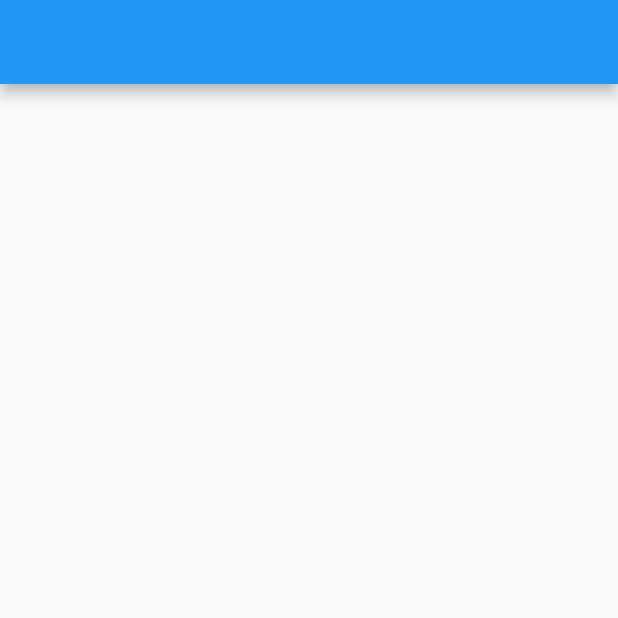
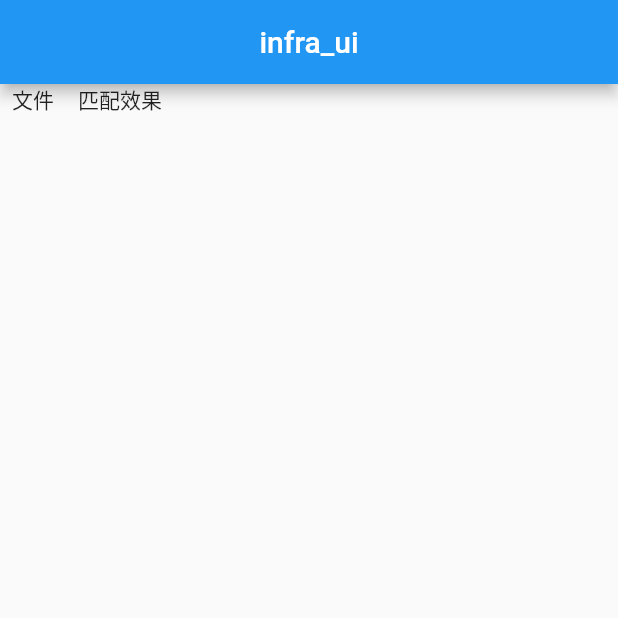
Before and after one commit to srefp/efficient_infra_ui, a Flutter app: the screen it shows after launch, on a phone screen of 412 x 824 dp, the top half of it. Run offline on Flutter 3.47's test engine with Material 2 defaults, Android fonts, the phone set to English and light mode, and no system bars; our stand-ins replace get, google_fonts; missing offline and left inert: bitsdojo_window; Roboto replaces fonts that are missing (HeiTiSlender).

Commit message:
feat: 完成windows_navigation组件（爆破项目）

```diff
--- a/example/analysis_options.yaml
+++ /dev/null
@@ -1,29 +0,0 @@
-# This file configures the analyzer, which statically analyzes Dart code to
-# check for errors, warnings, and lints.
-#
-# The issues identified by the analyzer are surfaced in the UI of Dart-enabled
-# IDEs (https://dart.dev/tools#ides-and-editors). The analyzer can also be
-# invoked from the command line by running `flutter analyze`.
-
-# The following line activates a set of recommended lints for Flutter apps,
-# packages, and plugins designed to encourage good coding practices.
-include: package:flutter_lints/flutter.yaml
-
-linter:
-  # The lint rules applied to this project can be customized in the
-  # section below to disable rules from the `package:flutter_lints/flutter.yaml`
-  # included above or to enable additional rules. A list of all available lints
-  # and their documentation is published at
-  # https://dart-lang.github.io/linter/lints/index.html.
-  #
-  # Instead of disabling a lint rule for the entire project in the
-  # section below, it can also be suppressed for a single line of code
-  # or a specific dart file by using the `// ignore: name_of_lint` and
-  # `// ignore_for_file: name_of_lint` syntax on the line or in the file
-  # producing the lint.
-  rules:
-    # avoid_print: false  # Uncomment to disable the `avoid_print` rule
-    # prefer_single_quotes: true  # Uncomment to enable the `prefer_single_quotes` rule
-
-# Additional information about this file can be found at
-# https://dart.dev/guides/language/analysis-options
--- a/example/lib/main.dart
+++ b/example/lib/main.dart
@@ -1,3 +1,4 @@
+import 'package:efficient_infra_ui/explosion/widgets/win_navigation.dart';
 import 'package:flutter/material.dart';
 
 void main() {
@@ -17,10 +18,19 @@ class MyApp extends StatelessWidget {
       ),
       home: Scaffold(
         appBar: AppBar(
-          title: const Text(""),
+          title: const Text("infra_ui"),
           centerTitle: true,
         ),
-        body: Container(),
+        body: ListView(
+          children: [
+            WinNavigation(
+              items: [
+                NavItem(text: '文件', route: 'file'),
+                NavItem(text: '匹配效果', route: 'effect'),
+              ],
+            ),
+          ],
+        ),
       ),
     );
   }
--- /dev/null
+++ b/lib/explosion/widgets/win_navigation.dart
@@ -0,0 +1,71 @@
+import 'package:efficient_infra_ui/efficient_infra_ui.dart';
+import 'package:flutter/material.dart';
+import 'package:get/get.dart';
+
+/// 路由项目
+class NavItem {
+  /// 名称
+  String text;
+
+  /// 路由
+  String route;
+
+  NavItem({
+    required this.text,
+    required this.route,
+  });
+}
+
+/// windows平台的导航栏
+class WinNavigation extends StatefulWidget {
+  const WinNavigation({
+    Key? key,
+    required this.items,
+  }) : super(key: key);
+
+  final List<NavItem> items;
+
+  @override
+  State<WinNavigation> createState() => _WinNavigationState();
+}
+
+class _WinNavigationState extends State<WinNavigation> {
+  List<Widget> get tiles => widget.items
+      .map((e) => Padding(
+        padding: const EdgeInsets.symmetric(horizontal: 8.0),
+        child: _NavTile(
+            text: e.text,
+            onTap: () {
+              Get.toNamed(e.route);
+            }),
+      ))
+      .toList();
+
+  @override
+  Widget build(BuildContext context) {
+    return Row(
+      children: tiles,
+    );
+  }
+}
+
+class _NavTile extends StatelessWidget {
+  const _NavTile({
+    Key? key,
+    required this.text,
+    required this.onTap,
+  }) : super(key: key);
+
+  /// 文本
+  final String text;
+
+  final VoidCallback onTap;
+
+  @override
+  Widget build(BuildContext context) {
+    return GestureDetector(
+      onTap: onTap,
+      child: WinText(text),
+    );
+  }
+}
```
Also changed, not shown: example/pubspec.yaml (+0 -7 lines), example/pubspec.lock.
